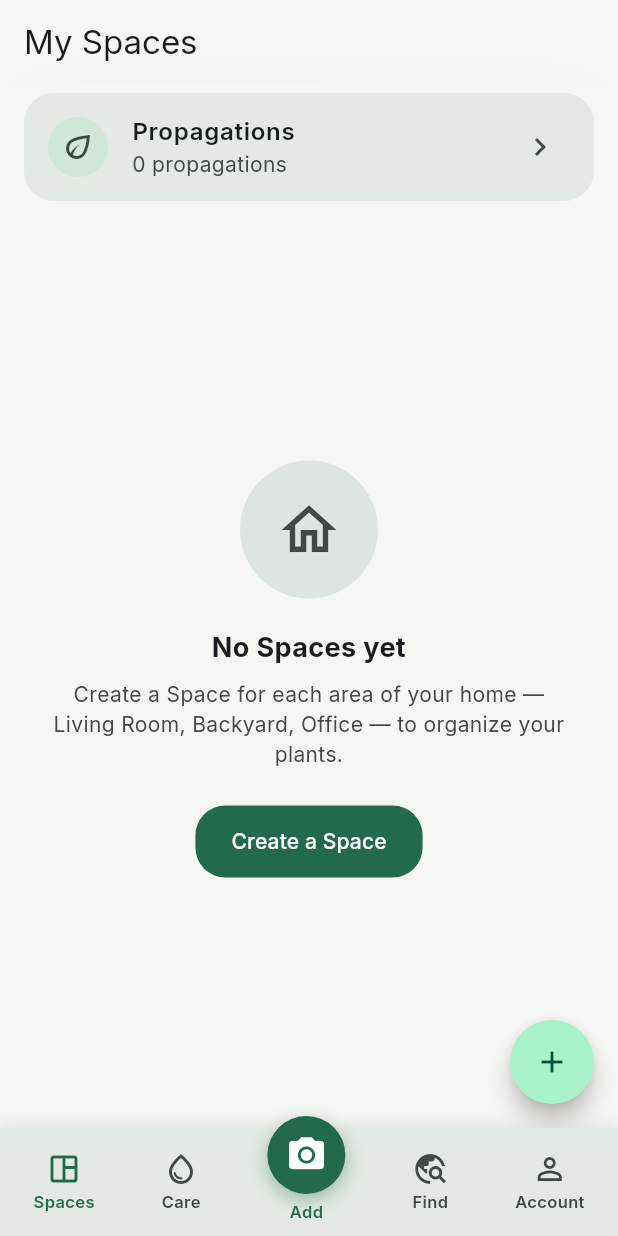
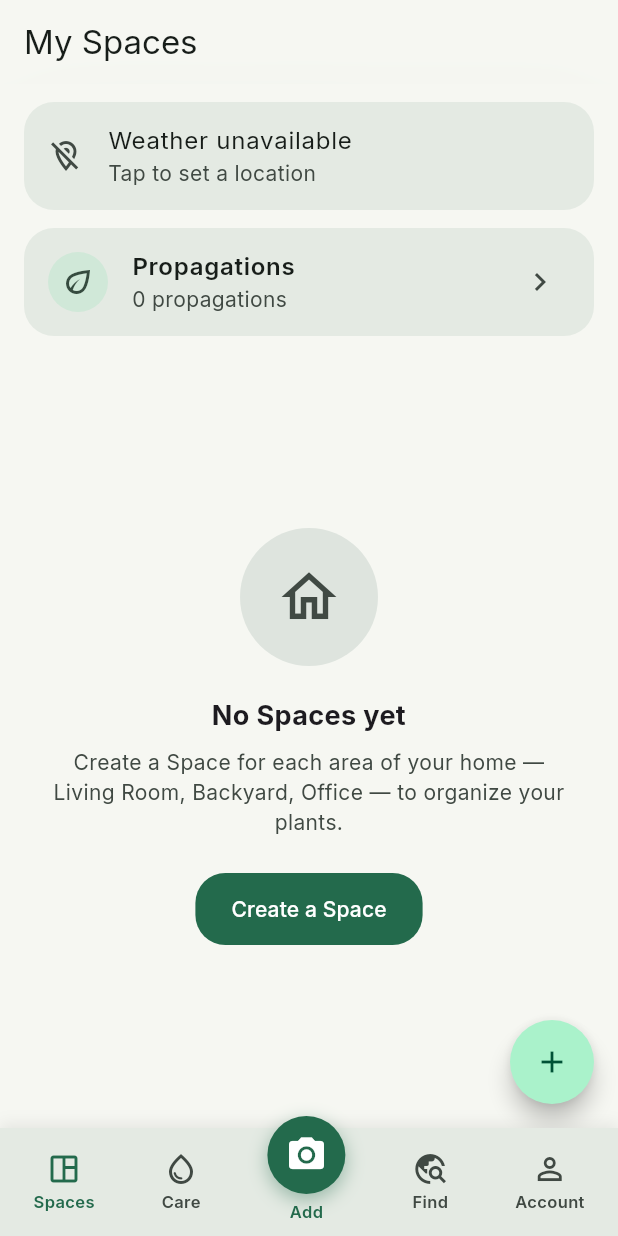
Before and after one commit to AT-Phillips/planty-palace, a Flutter app: the screen it shows after launch, after a tap on "Skip", on a phone screen of 412 x 824 dp. Run offline on Flutter 3.47's test engine with Material 3 defaults, Android fonts, the phone set to English and light mode, and no system bars; our stand-ins replace cloud_firestore, cloud_functions, firebase_auth, firebase_core, firebase_storage, flutter_local_notifications and 6 more; missing offline and left inert: firebase_app_check, home_widget; accounts and stored records are empty; network calls fail.

Commit message:
Fix remaining Discover/weather bugs from build 21 testing
- Discover: catch fetchSpeciesDetail failures instead of silently
  dropping the tap (was leaving species like Monstera/Iris stuck with
  no error and no navigation whenever the detail fetch threw)
- Discover: retry the Wikimedia fallback when Perenual's listed
  thumbnail URL fails to actually load, not just when it's missing
- Weather card: show a tappable "Weather unavailable" row instead of
  hiding completely when no location can be resolved, linking to the
  new Weather settings screen

Bump build number to 1.0.0+22.

Co-Authored-By: Claude Sonnet 5 <noreply@anthropic.com>

```diff
--- a/lib/widgets/weather_card.dart
+++ b/lib/widgets/weather_card.dart
@@ -1,5 +1,6 @@
 import 'package:flutter/material.dart';
 
+import '../screens/weather_settings_screen.dart';
 import '../services/unit_preferences.dart';
 import '../services/weather_preferences.dart';
 import '../services/weather_service.dart';
@@ -72,7 +73,23 @@ class _WeatherCardState extends State<WeatherCard> {
     return ValueListenableBuilder<bool>(
       valueListenable: WeatherPreferences.instance.enabled,
       builder: (context, enabled, _) {
-        if (!enabled || _loading || _weather == null) return const SizedBox.shrink();
+        if (!enabled || _loading) return const SizedBox.shrink();
+
+        if (_weather == null) {
+          final scheme = Theme.of(context).colorScheme;
+          return Card(
+            margin: const EdgeInsets.fromLTRB(16, 12, 16, 6),
+            child: ListTile(
+              leading: Icon(Icons.location_off_outlined, color: scheme.onSurfaceVariant),
+              title: const Text('Weather unavailable'),
+              subtitle: const Text('Tap to set a location'),
+              onTap: () => Navigator.push(
+                context,
+                MaterialPageRoute(builder: (_) => const WeatherSettingsScreen()),
+              ),
+            ),
+          );
+        }
 
         final scheme = Theme.of(context).colorScheme;
         final weather = _weather!;
--- a/pubspec.yaml
+++ b/pubspec.yaml
@@ -16,7 +16,7 @@ publish_to: 'none' # Remove this line if you wish to publish to pub.dev
 # https://developer.apple.com/library/archive/documentation/General/Reference/InfoPlistKeyReference/Articles/CoreFoundationKeys.html
 # In Windows, build-name is used as the major, minor, and patch parts
 # of the product and file versions while build-number is used as the build suffix.
-version: 1.0.0+21
+version: 1.0.0+22
 
 environment:
   sdk: ^3.7.2
```
Also changed, not shown: lib/screens/discover_screen.dart (+28 -2 lines).
